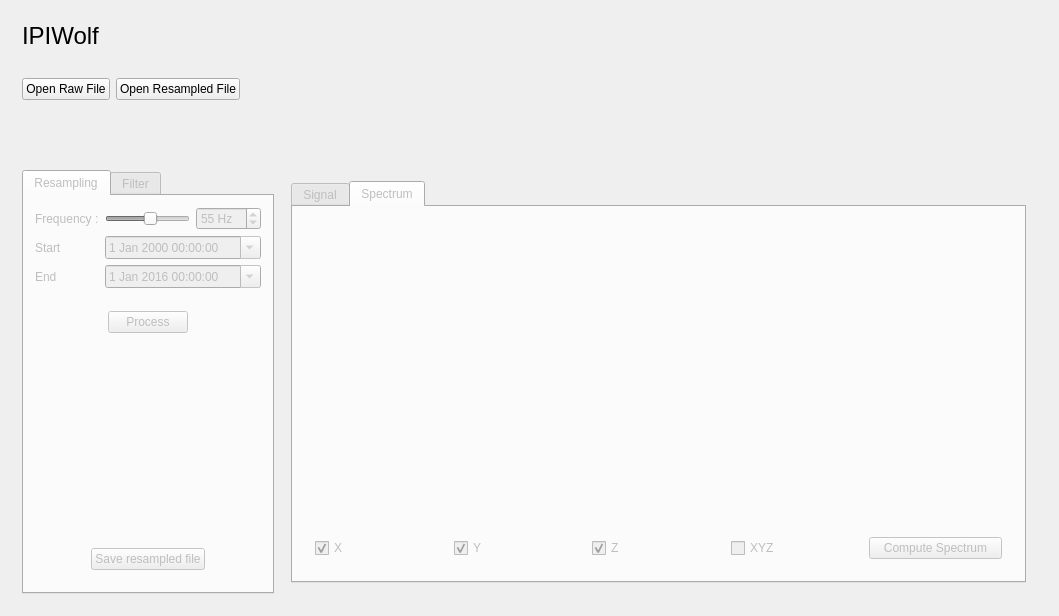
The window that ipiwolf/mainwindow.ui (vstebe/ipiwolf) describes before a commit, drawn with Qt 5.
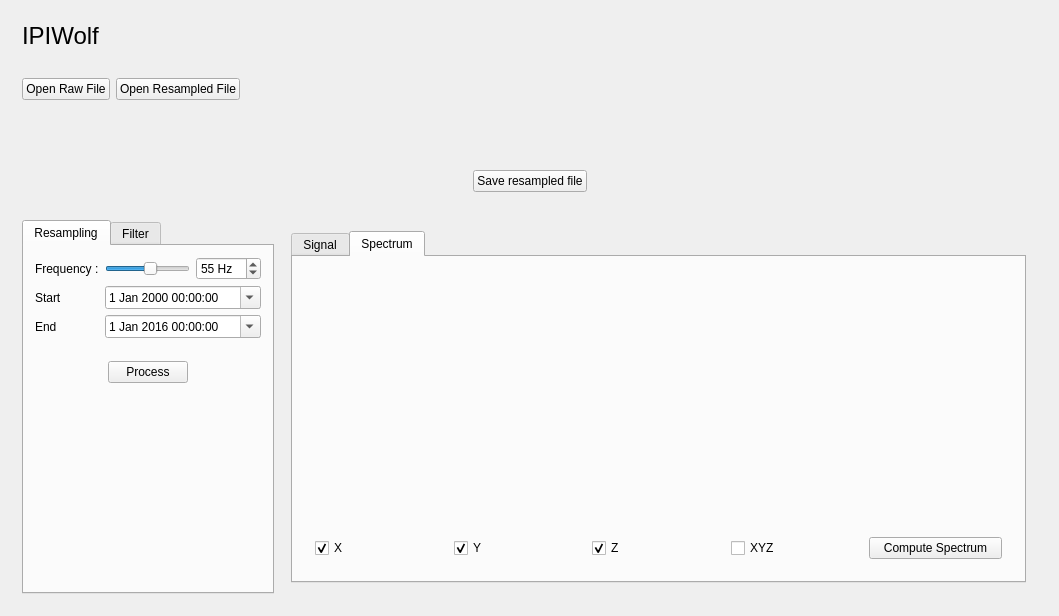
The same window after the commit. The open tabs and pages were chosen to show the change. Icons and pictures are not drawn. Custom widgets are drawn as their Qt base class.

Patch:
```diff
--- a/ipiwolf/mainwindow.ui
+++ b/ipiwolf/mainwindow.ui
@@ -103,10 +103,49 @@
       </layout>
      </widget>
     </item>
+    <item>
+     <widget class="QWidget" name="widget_7" native="true">
+      <layout class="QHBoxLayout" name="horizontalLayout_5">
+       <item>
+        <spacer name="horizontalSpacer_3">
+         <property name="orientation">
+          <enum>Qt::Horizontal</enum>
+         </property>
+         <property name="sizeHint" stdset="0">
+          <size>
+           <width>40</width>
+           <height>20</height>
+          </size>
+         </property>
+        </spacer>
+       </item>
+       <item>
+        <widget class="QPushButton" name="btnSaveResampled">
+         <property name="text">
+          <string>Save resampled file</string>
+         </property>
+        </widget>
+       </item>
+       <item>
+        <spacer name="horizontalSpacer_4">
+         <property name="orientation">
+          <enum>Qt::Horizontal</enum>
+         </property>
+         <property name="sizeHint" stdset="0">
+          <size>
+           <width>40</width>
+           <height>20</height>
+          </size>
+         </property>
+        </spacer>
+       </item>
+      </layout>
+     </widget>
+    </item>
     <item>
      <widget class="QWidget" name="mainForm" native="true">
       <property name="enabled">
-       <bool>false</bool>
+       <bool>true</bool>
       </property>
       <layout class="QHBoxLayout" name="horizontalLayout_2">
        <item>
@@ -261,45 +300,6 @@
              </property>
             </spacer>
            </item>
-           <item>
-            <widget class="QWidget" name="widget_7" native="true">
-             <layout class="QHBoxLayout" name="horizontalLayout_5">
-              <item>
-               <spacer name="horizontalSpacer_3">
-                <property name="orientation">
-                 <enum>Qt::Horizontal</enum>
-                </property>
-                <property name="sizeHint" stdset="0">
-                 <size>
-                  <width>40</width>
-                  <height>20</height>
-                 </size>
-                </property>
-               </spacer>
-              </item>
-              <item>
-               <widget class="QPushButton" name="btnSaveResampled">
-                <property name="text">
-                 <string>Save resampled file</string>
-                </property>
-               </widget>
-              </item>
-              <item>
-               <spacer name="horizontalSpacer_4">
-                <property name="orientation">
-                 <enum>Qt::Horizontal</enum>
-                </property>
-                <property name="sizeHint" stdset="0">
-                 <size>
-                  <width>40</width>
-                  <height>20</height>
-                 </size>
-                </property>
-               </spacer>
-              </item>
-             </layout>
-            </widget>
-           </item>
           </layout>
          </widget>
          <widget class="QWidget" name="tab_2">
@@ -421,6 +421,9 @@
          <layout class="QVBoxLayout" name="verticalLayout_4">
           <item>
            <widget class="QTabWidget" name="tabGraph">
+            <property name="enabled">
+             <bool>true</bool>
+            </property>
             <property name="currentIndex">
              <number>0</number>
             </property>
@@ -492,7 +495,7 @@
               <item>
                <widget class="SpectrumGraph" name="_spectrumGraph" native="true">
                 <property name="enabled">
-                 <bool>false</bool>
+                 <bool>true</bool>
                 </property>
                 <property name="sizePolicy">
                  <sizepolicy hsizetype="Expanding" vsizetype="Expanding">
@@ -527,6 +530,9 @@
                  </item>
                  <item>
                   <widget class="QCheckBox" name="radioSpectrumGraphZ">
+                   <property name="enabled">
+                    <bool>true</bool>
+                   </property>
                    <property name="text">
                     <string>Z</string>
                    </property>
```
Left out of the diff: 3 changed lines with no effect on the pictures.
